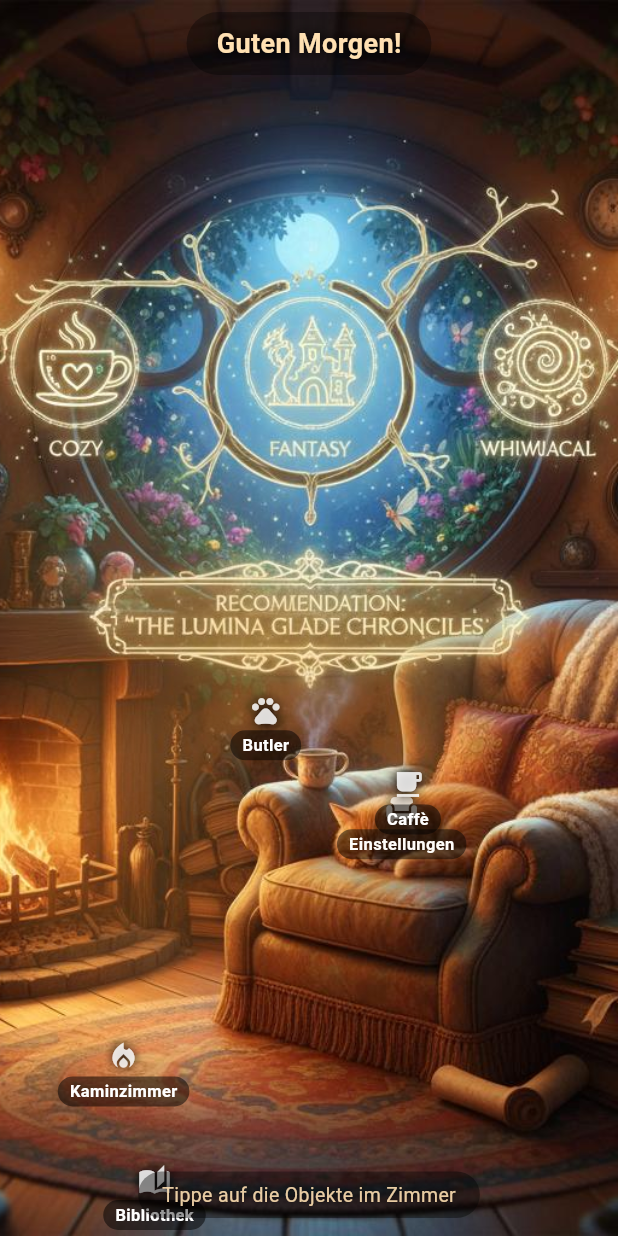
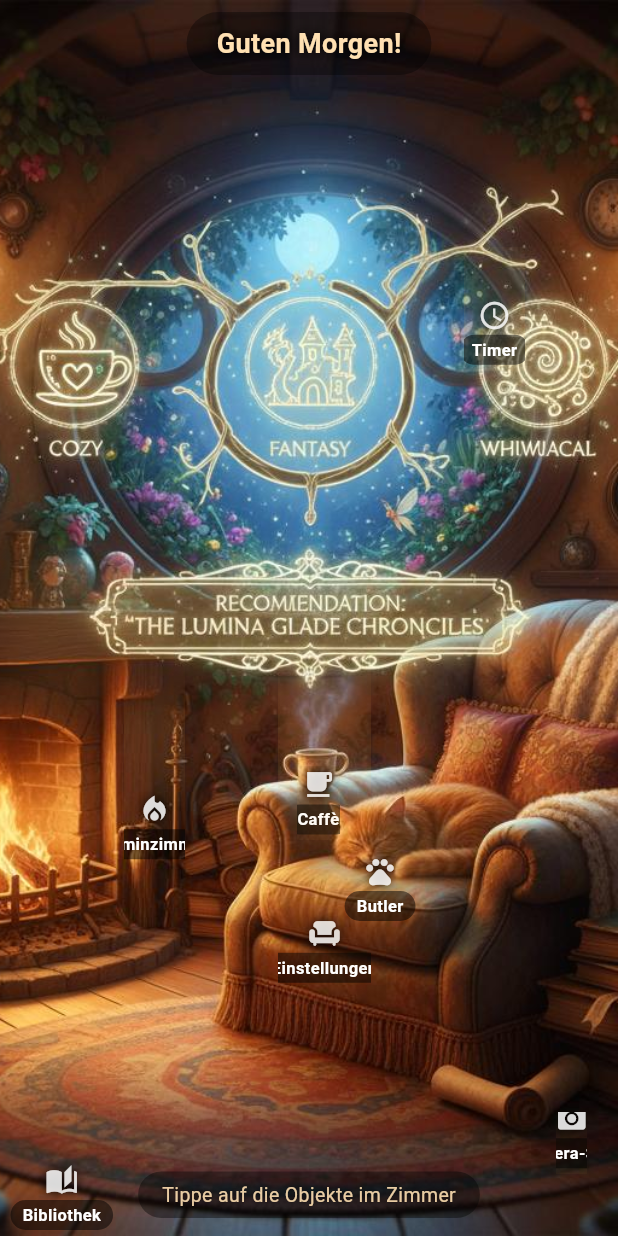
Before and after one commit to samwest1285-arch/nova-reader, a Flutter app: the screen it shows after launch, on a phone screen of 412 x 824 dp. Run offline on Flutter 3.47's test engine with Material 3 defaults, Android fonts, the light colour scheme and no system bars; our stand-ins replace audioplayers, equatable, file_picker, flutter_riverpod, flutter_tts, go_router and 1 more; missing offline and left inert: epubx, google_mlkit_text_recognition; Roboto replaces fonts that are missing (Georgia).

Commit message:
Fix: präzise Tap-Zonen, Butler-Chat mit Back, menschlichere TTS-Stimmen, realistischere Ambient-Sounds, Kamera-Scan-Zone

```diff
--- a/lib/app.dart
+++ b/lib/app.dart
@@ -11,6 +11,7 @@ import 'screens/scanner/scanner_screen.dart';
 import 'screens/cafe/cafe_screen.dart';
 import 'screens/fireplace/fireplace_screen.dart';
 import 'screens/converter/converter_screen.dart';
+import 'screens/butler/butler_chat_screen.dart';
 
 /// Route names for the Nova Reader app.
 class AppRoutes {
@@ -357,10 +358,7 @@ final routerProvider = Provider<GoRouter>((ref) {
       GoRoute(
         path: AppRoutes.butlerChat,
         name: 'butlerChat',
-        builder: (context, state) => Scaffold(
-          appBar: AppBar(title: const Text('Butler Chat')),
-          body: const Center(child: Text('Butler chat - coming soon')),
-        ),
+        builder: (context, state) => const ButlerChatScreen(),
       ),
     ],
   );
--- a/lib/screens/home/home_screen.dart
+++ b/lib/screens/home/home_screen.dart
@@ -70,6 +70,9 @@ class _HomeScreenState extends ConsumerState<HomeScreen>
       case TapZone.clock:
         _showTimerDialog(context);
         break;
+      case TapZone.camera:
+        context.push(AppRoutes.scanner);
+        break;
     }
   }
 
@@ -102,7 +105,7 @@ class _HomeScreenState extends ConsumerState<HomeScreen>
                   color: const Color(0xFF6D4C41),
                   onTap: () {
                     Navigator.pop(ctx);
-                    context.go(AppRoutes.butlerChat);
+                    context.push(AppRoutes.butlerChat);
                   },
                 ),
                 const SizedBox(height: 12),
@@ -113,7 +116,7 @@ class _HomeScreenState extends ConsumerState<HomeScreen>
                   color: const Color(0xFFBF360C),
                   onTap: () {
                     Navigator.pop(ctx);
-                    context.go(AppRoutes.fireplace);
+                    context.push(AppRoutes.fireplace);
                   },
                 ),
               ],
@@ -176,10 +179,11 @@ class _HomeScreenState extends ConsumerState<HomeScreen>
             ),
 
           // ── Interaktive Tap-Zonen ──
-          // Positionen basierend auf Bildanalyse (in % des Screens):
-          //  Bücher: (0,0)-(50,100) | Kamin: (0,50)-(40,90)
-          //  Katze:  (35,48)-(50,60) | Sessel: (50,40)-(80,70)
-          //  Kaffeetasse: (62,60)-(70,65)
+          // Positionen basierend auf präziser Bildanalyse (in % des Screens):
+          //  Bücherregal: (0,0)-(20,100) | Kamin: (20,50)-(30,70)
+          //  Sessel: (45,40)-(60,80)     | Katze: (53,65)-(70,75)
+          //  Kaffeetasse: (48,62)-(55,68) | Uhr: (75,20)-(85,30)
+          //  Kamera/Scan: (90,90)-(95,95)
           Positioned.fill(
             child: LayoutBuilder(
               builder: (context, constraints) {
@@ -187,55 +191,75 @@ class _HomeScreenState extends ConsumerState<HomeScreen>
                 final h = constraints.maxHeight;
                 return Stack(
                   children: [
-                    // Bücher (linke Hälfte) — größte Zone, zuerst
+                    // Bücherregal (linke Kante) — Bibliothek
                     _TapZone(
                       zone: TapZone.books,
                       left: w * 0.0,
                       top: h * 0.0,
-                      width: w * 0.50,
+                      width: w * 0.20,
                       height: h * 1.0,
                       glow: _glow,
                       onTap: () => _onTap(context, TapZone.books),
                     ),
-                    // Kamin (links unten)
+                    // Kamin (links-mitte) — Kaminzimmer
                     _TapZone(
                       zone: TapZone.fireplace,
-                      left: w * 0.0,
+                      left: w * 0.20,
                       top: h * 0.50,
-                      width: w * 0.40,
-                      height: h * 0.40,
+                      width: w * 0.10,
+                      height: h * 0.20,
                       glow: _glow,
                       onTap: () => _onTap(context, TapZone.fireplace),
                     ),
-                    // Sessel (rechts mittig)
+                    // Sessel (rechts-mitte) — Einstellungen
                     _TapZone(
                       zone: TapZone.armchair,
-                      left: w * 0.50,
+                      left: w * 0.45,
                       top: h * 0.40,
-                      width: w * 0.30,
-                      height: h * 0.30,
+                      width: w * 0.15,
+                      height: h * 0.40,
                       glow: _glow,
                       onTap: () => _onTap(context, TapZone.armchair),
                     ),
-                    // Kaffeetasse (rechts unten) — über Sessel, zuletzt
+                    // Kaffeetasse (rechts-unten) — Caffè
                     _TapZone(
                       zone: TapZone.coffee,
-                      left: w * 0.60,
-                      top: h * 0.58,
-                      width: w * 0.12,
-                      height: h * 0.10,
+                      left: w * 0.48,
+                      top: h * 0.62,
+                      width: w * 0.07,
+                      height: h * 0.06,
                       glow: _glow,
                       onTap: () => _onTap(context, TapZone.coffee),
                     ),
-                    // Katze (mittig) — ganz oben im Stack, wird zuerst getroffen
+                    // Katze (auf dem Sessel) — Butler — ganz oben im Stack
                     _TapZone(
                       zone: TapZone.cat,
-                      left: w * 0.34,
-                      top: h * 0.46,
-                      width: w * 0.18,
-                      height: h * 0.16,
+                      left: w * 0.53,
+                      top: h * 0.65,
+                      width: w * 0.17,
+                      height: h * 0.10,
                       glow: _glow,
                       onTap: () => _onTap(context, TapZone.cat),
+                    ),
+                    // Uhr (rechts-oben) — Timer
+                    _TapZone(
+                      zone: TapZone.clock,
+                      left: w * 0.75,
+                      top: h * 0.20,
+                      width: w * 0.10,
+                      height: h * 0.10,
+                      glow: _glow,
+                      onTap: () => _onTap(context, TapZone.clock),
+                    ),
+                    // Kamera/Scan (rechts-unten) — Kamera-Scan
+                    _TapZone(
+                      zone: TapZone.camera,
+                      left: w * 0.90,
+                      top: h * 0.90,
+                      width: w * 0.05,
+                      height: h * 0.05,
+                      glow: _glow,
+                      onTap: () => _onTap(context, TapZone.camera),
                     ),
                   ],
                 );
@@ -304,7 +328,7 @@ class _HomeScreenState extends ConsumerState<HomeScreen>
 }
 
 /// The different interactive zones in the scene.
-enum TapZone { books, cat, coffee, fireplace, armchair, clock }
+enum TapZone { books, cat, coffee, fireplace, armchair, clock, camera }
 
 /// An invisible (or subtly glowing) interactive region over an object.
 class _TapZone extends StatelessWidget {
@@ -340,6 +364,8 @@ class _TapZone extends StatelessWidget {
         return 'Einstellungen';
       case TapZone.clock:
         return 'Timer';
+      case TapZone.camera:
+        return 'Kamera-Scan';
     }
   }
 
@@ -357,6 +383,8 @@ class _TapZone extends StatelessWidget {
         return Icons.chair;
       case TapZone.clock:
         return Icons.schedule;
+      case TapZone.camera:
+        return Icons.photo_camera;
     }
   }
 
```
Also changed, not shown: lib/screens/butler/butler_chat_screen.dart (added, +207 -0 lines), lib/services/tts_service.dart (+33 -18 lines), 5 other files.
